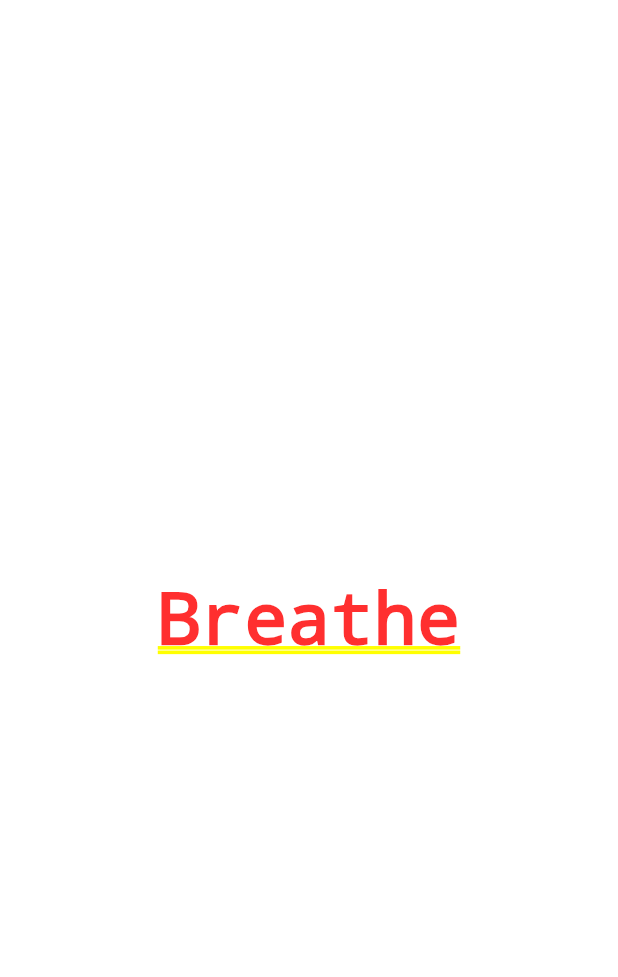
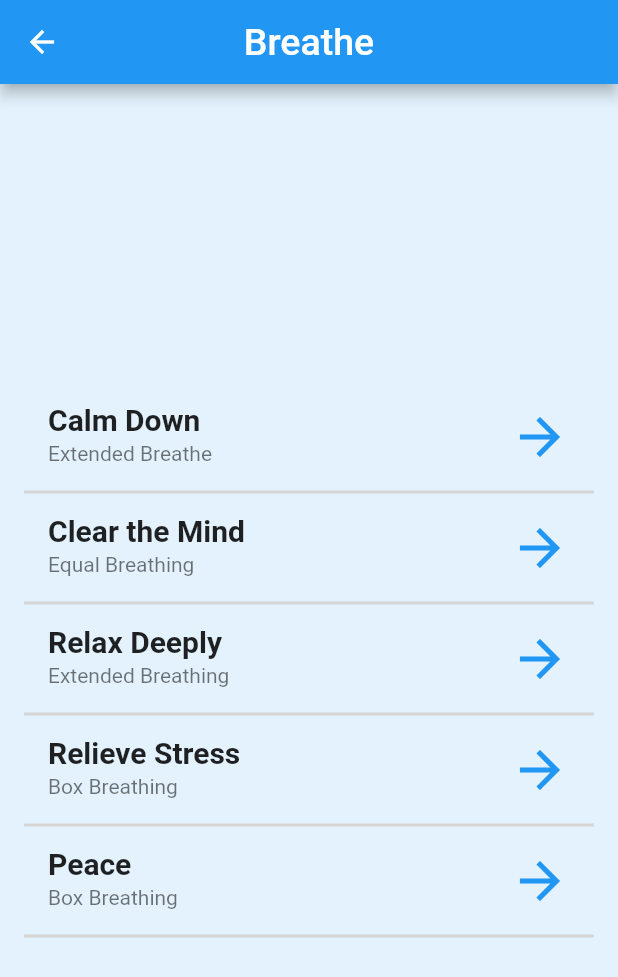
Before and after one commit to HAC-2020/The-Mindfulness, a Flutter app: the screen it shows after launch, after a tap on "Breathe", on a phone screen of 412 x 824 dp. Shown: the top 977 px of the screen. Run offline on Flutter 3.47's test engine with Material 2 defaults, Android fonts, the phone set to English and light mode, and no system bars.

Commit message:
breathe screen added

```diff
--- a/lib/Screens/Breathe.dart
+++ b/lib/Screens/Breathe.dart
@@ -1,10 +1,67 @@
+import 'package:The_Mindfulness/Class/CustomListView.dart';
+import 'package:The_Mindfulness/Screens/BreatheScreen.dart';
 import 'package:flutter/material.dart';
 
-class Breathe extends StatelessWidget {
+class Breathe extends StatefulWidget {
+
+  static final String id = 'Breathe';
+
+  @override
+  _BreatheState createState() => _BreatheState();
+}
+
+class _BreatheState extends State<Breathe> {
   @override
   Widget build(BuildContext context) {
-    return Container(
-      child: Center(child: Text("Breathe")),
+    return Scaffold(
+      backgroundColor: Colors.blue[50],
+      appBar: AppBar(
+        backgroundColor: Colors.blue[500],
+        title:
+        Text("Breathe", style: TextStyle(fontSize: 25),),
+        centerTitle: true,
+      ),
+      body: Column(
+        mainAxisAlignment: MainAxisAlignment.center,
+        crossAxisAlignment: CrossAxisAlignment.center,
+        children: <Widget>[
+          FlatButton(
+            child: CustomListView(title: "Calm Down", subtitle: "Extended Breathe",),
+            onPressed: (){
+              Route route = MaterialPageRoute(builder: (context) => BreatheScreen());
+              Navigator.push(context, route);
+            },
+          ),
+          FlatButton(
+            child: CustomListView(title: "Clear the Mind", subtitle: "Equal Breathing",),
+            onPressed: (){
+              Route route = MaterialPageRoute(builder: (context) => BreatheScreen());
+              Navigator.push(context, route);
+            },
+          ),
+          FlatButton(
+            child: CustomListView(title: "Relax Deeply", subtitle: "Extended Breathing",),
+            onPressed: (){
+              Route route = MaterialPageRoute(builder: (context) => BreatheScreen());
+              Navigator.push(context, route);
+            },
+          ),
+          FlatButton(
+            child: CustomListView(title: "Relieve Stress", subtitle: "Box Breathing",),
+            onPressed: (){
+              Route route = MaterialPageRoute(builder: (context) => BreatheScreen());
+              Navigator.push(context, route);
+            },
+          ),
+          FlatButton(
+            child: CustomListView(title: "Peace", subtitle: "Box Breathing",),
+            onPressed: (){
+              Route route = MaterialPageRoute(builder: (context) => Breathe());
+              Navigator.push(context, route);
+            },
+          ),
+        ],
+      ),
     );
   }
 }
```
Also changed, not shown: lib/Class/CupertinoBreathe.dart (added, +71 -0 lines), lib/Class/CustomDropDown.dart (added, +60 -0 lines), lib/Screens/BreatheScreen.dart (added, +99 -0 lines).
